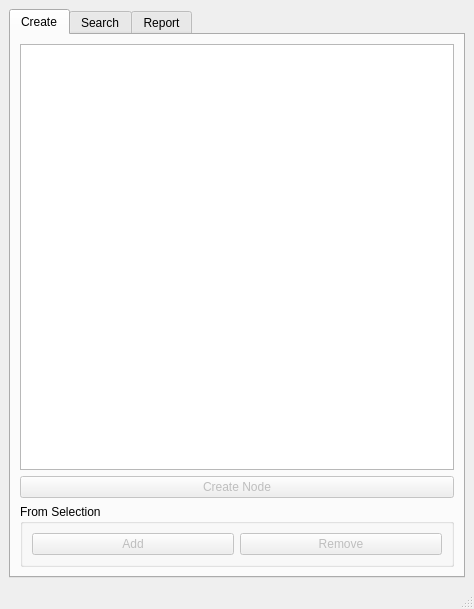
Above: cg3dguru/user_data/user_data.ui from Nathanieljla/cg3d-maya-core before the change. Below: the same form after it.
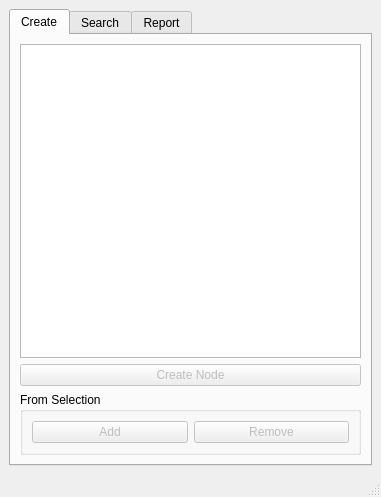
That is the form after the change.

Commit message: changed default UI dimensions

What changed in the file:
```diff
--- a/cg3dguru/user_data/user_data.ui
+++ b/cg3dguru/user_data/user_data.ui
@@ -6,8 +6,8 @@
    <rect>
     <x>0</x>
     <y>0</y>
-    <width>474</width>
-    <height>609</height>
+    <width>381</width>
+    <height>497</height>
    </rect>
   </property>
   <property name="windowTitle">
```
